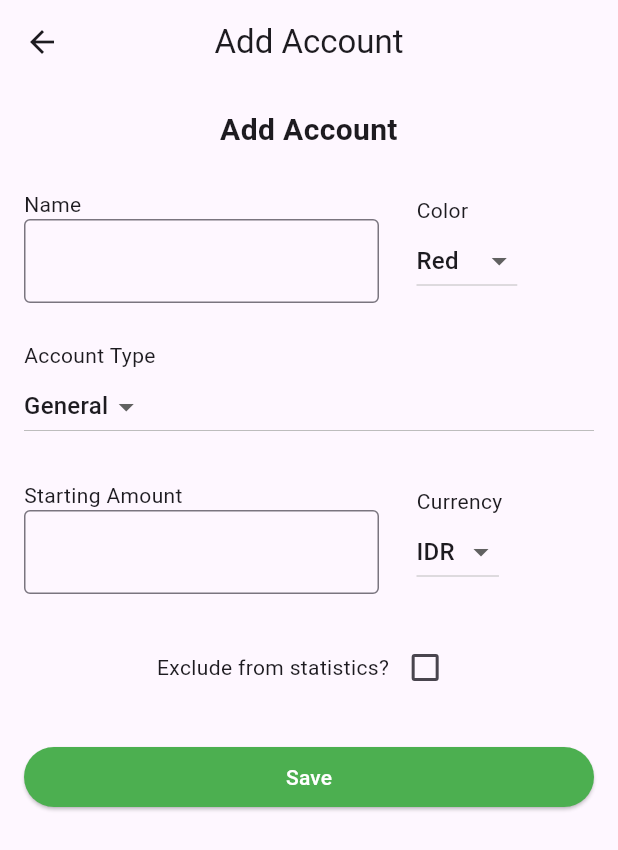
After one commit to lemillionid/wallet_assist, a Flutter app: the ImportsPage screen opened directly, on a phone screen of 412 x 824 dp. The commit adds this screen. Shown: the top 850 px of the screen. Run offline on Flutter 3.47's test engine with Material 2 defaults, Android fonts, the phone set to English and light mode, and no system bars; our stand-ins replace flutter_svg, syncfusion_flutter_charts.

Commit message:
add manual dan imports input

```diff
--- a/lib/src/features/home/body/body_screen.dart
+++ b/lib/src/features/home/body/body_screen.dart
@@ -1,6 +1,8 @@
 import 'package:flutter/material.dart';
 import 'package:syncfusion_flutter_charts/charts.dart';
 import 'package:wallet_assist/src/features/banksycn/bank_sycn.dart';
+import 'package:wallet_assist/src/features/imports/imports.dart';
+import 'package:wallet_assist/src/features/manualinput/manual_input.dart';
 
 class BodyScreen extends StatefulWidget {
   const BodyScreen({Key? key});
@@ -396,6 +398,7 @@ class _BodyScreenState extends State<BodyScreen> {
                 title: Text('Imports'),
                 onTap: () {
                   Navigator.of(context).pop();
+                  Navigator.push(context, MaterialPageRoute(builder: (context) => ImportsPage()));
                 },
               ),
               ListTile(
@@ -403,6 +406,7 @@ class _BodyScreenState extends State<BodyScreen> {
                 title: Text('Manual Input'),
                 onTap: () {
                   Navigator.of(context).pop();
+                  Navigator.push(context, MaterialPageRoute(builder: (context) => ManualInputPage()));
                 },
               ),
             ],
--- /dev/null
+++ b/lib/src/features/imports/imports.dart
@@ -0,0 +1,140 @@
+import 'package:flutter/material.dart';
+
+class ImportsPage extends StatelessWidget {
+  @override
+  Widget build(BuildContext context) {
+    return Scaffold(
+      appBar: AppBar(
+        title: Text('Add Account'),
+        centerTitle: true,
+      ),
+      body: Center(
+        child: Padding(
+          padding: const EdgeInsets.all(16.0),
+          child: Column(
+            crossAxisAlignment: CrossAxisAlignment.stretch,
+            children: [
+              Text(
+                'Add Account',
+                textAlign: TextAlign.center,
+                style: TextStyle(
+                  fontSize: 20,
+                  fontWeight: FontWeight.bold,
+                ),
+              ),
+              SizedBox(height: 25),
+              Row(
+                children: [
+                  Expanded(
+                    flex: 2,
+                    child: Column(
+                      crossAxisAlignment: CrossAxisAlignment.start,
+                      children: [
+                        Text('Name'),
+                        TextFormField(
+                          decoration: InputDecoration(
+                            border: OutlineInputBorder(),
+                          ),
+                        ),
+                      ],
+                    ),
+                  ),
+                  SizedBox(width: 25),
+                  Expanded(
+                    child: Column(
+                      crossAxisAlignment: CrossAxisAlignment.start,
+                      children: [
+                        Text('Color'),
+                        DropdownButton<String>(
+                          value: 'Red',
+                          onChanged: (String? newValue) {},
+                          items: <String>['Red', 'Green', 'Blue'].map<DropdownMenuItem<String>>((String value) {
+                            return DropdownMenuItem<String>(
+                              value: value,
+                              child: Text(value),
+                            );
+                          }).toList(),
+                        ),
+                      ],
+                    ),
+                  ),
+                ],
+              ),
+              SizedBox(height: 25),
+              Text('Account Type'),
+              DropdownButton<String>(
+                value: 'General',
+                onChanged: (String? newValue) {},
+                items: <String>['General', 'Private'].map<DropdownMenuItem<String>>((String value) {
+                  return DropdownMenuItem<String>(
+                    value: value,
+                    child: Text(value),
+                  );
+                }).toList(),
+              ),
+              SizedBox(height: 25),
+              Row(
+                children: [
+                  Expanded(
+                    flex: 2,
+                    child: Column(
+                      crossAxisAlignment: CrossAxisAlignment.start,
+                      children: [
+                        Text('Starting Amount'),
+                        TextFormField(
+                          keyboardType: TextInputType.number,
+                          decoration: InputDecoration(
+                            border: OutlineInputBorder(),
+                          ),
+                        ),
+                      ],
+                    ),
+                  ),
+                  SizedBox(width: 25),
+                  Expanded(
+                    child: Column(
+                      crossAxisAlignment: CrossAxisAlignment.start,
+                      children: [
+                        Text('Currency'),
+                        DropdownButton<String>(
+                          value: 'IDR',
+                          onChanged: (String? newValue) {},
+                          items: <String>['IDR', 'USD', 'EUR'].map<DropdownMenuItem<String>>((String value) {
+                            return DropdownMenuItem<String>(
+                              value: value,
+                              child: Text(value),
+                            );
+                          }).toList(),
+                        ),
+                      ],
+                    ),
+                  ),
+                ],
+              ),
+              SizedBox(height: 25),
+              Row(
+                mainAxisAlignment: MainAxisAlignment.center,
+                children: [
+                  Text('Exclude from statistics?'),
+                  Checkbox(
+                    value: false,
+                    onChanged: (bool? value) {},
+                  ),
+                ],
+              ),
+              SizedBox(height: 25),
+              ElevatedButton(
+                onPressed: () {},
+                style: ElevatedButton.styleFrom(
+                  primary: Colors.green,
+                  onPrimary: Colors.white,
+                ),
+                child: Text('Save'),
+              ),
+            ],
+          ),
+        ),
+      ),
+    );
+  }
+}
```
Also changed, not shown: lib/src/features/manualinput/manual_input.dart (added, +140 -0 lines).
